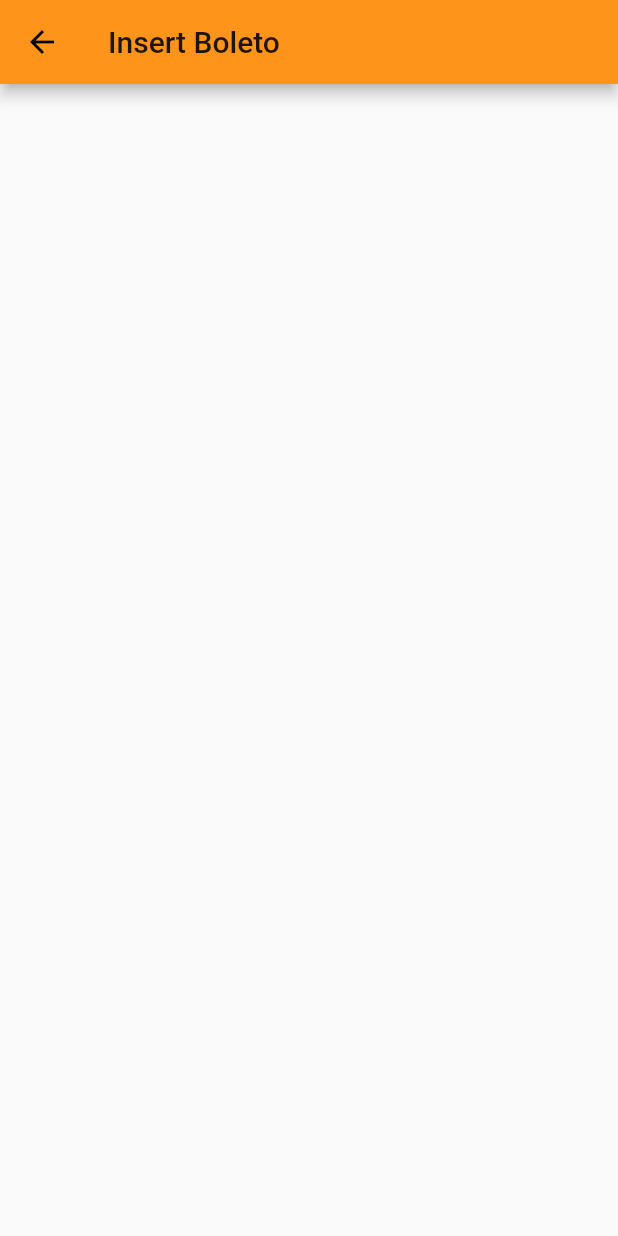
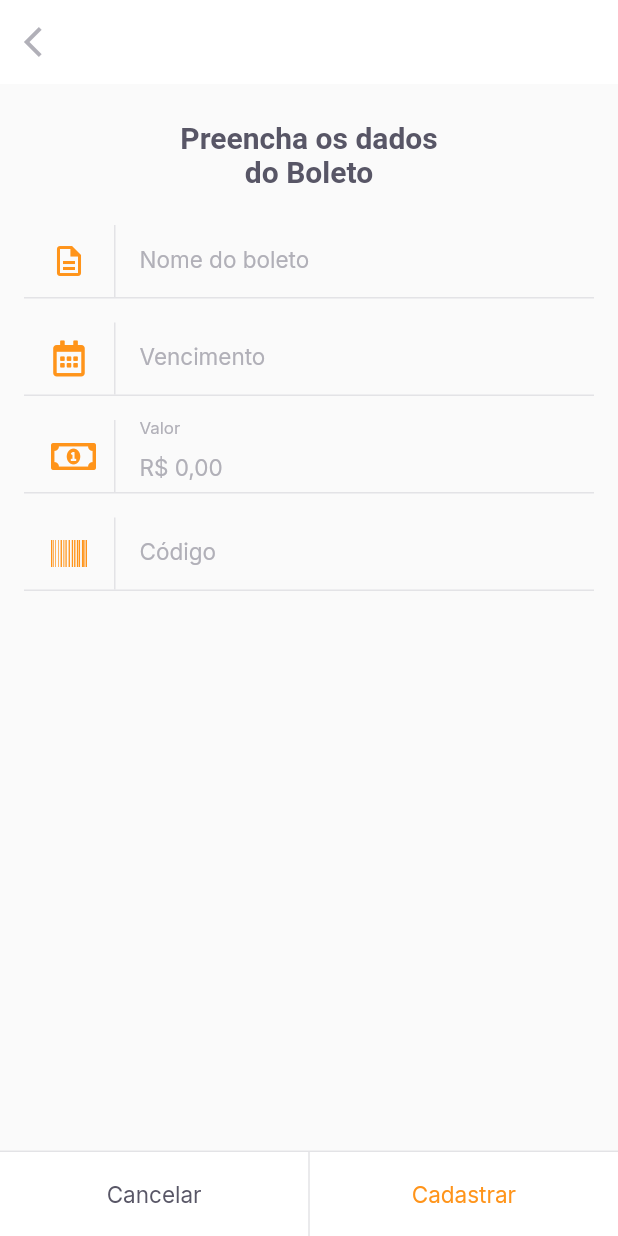
Before and after one commit to Rofram/PayFlow-App, a Flutter app: the InsertBoletoPage screen opened by its route, on a phone screen of 412 x 824 dp. Run offline on Flutter 3.47's test engine with Material 2 defaults, Android fonts, the phone set to English and light mode, and no system bars; our stand-ins replace camera, firebase_core, flutter_masked_text2, font_awesome_flutter, google_fonts, google_sign_in and 2 more; missing offline and left inert: google_ml_kit; accounts and stored records are empty.

Commit message:
feat: 🎉 pagina de salvar boleto finalizada

```diff
--- a/lib/modules/barcode_scanner/barcode_scanner_controller.dart
+++ b/lib/modules/barcode_scanner/barcode_scanner_controller.dart
@@ -7,7 +7,7 @@ import 'barcode_scanner_status.dart';
 
 class BarcodeScannerController {
   final statusNotifier =
-  ValueNotifier<BarcodeScannerStatus>(BarcodeScannerStatus());
+      ValueNotifier<BarcodeScannerStatus>(BarcodeScannerStatus());
   BarcodeScannerStatus get status => statusNotifier.value;
   set status(BarcodeScannerStatus status) => statusNotifier.value = status;
 
@@ -20,7 +20,7 @@ class BarcodeScannerController {
     try {
       final response = await availableCameras();
       final camera = response.firstWhere(
-              (element) => element.lensDirection == CameraLensDirection.back);
+          (element) => element.lensDirection == CameraLensDirection.back);
       cameraController =
           CameraController(camera, ResolutionPreset.max, enableAudio: false);
       await cameraController!.initialize();
@@ -33,7 +33,8 @@ class BarcodeScannerController {
 
   Future<void> scannerBarCode(InputImage inputImage) async {
     try {
-      final barcodes = await barcodeScanner.processImage(inputImage);
+      final List<Barcode> barcodes =
+          await barcodeScanner.processImage(inputImage);
 
       String? barcode;
       for (Barcode item in barcodes) {
@@ -76,16 +77,21 @@ class BarcodeScannerController {
             for (Plane plane in cameraImage.planes) {
               allBytes.putUint8List(plane.bytes);
             }
+
             final bytes = allBytes.done().buffer.asUint8List();
+
             final Size imageSize = Size(
                 cameraImage.width.toDouble(), cameraImage.height.toDouble());
+
             const InputImageRotation imageRotation =
                 InputImageRotation.Rotation_0deg;
+
             final InputImageFormat inputImageFormat =
                 InputImageFormatMethods.fromRawValue(cameraImage.format.raw) ??
                     InputImageFormat.NV21;
+
             final planeData = cameraImage.planes.map(
-                  (Plane plane) {
+              (Plane plane) {
                 return InputImagePlaneMetadata(
                   bytesPerRow: plane.bytesPerRow,
                   height: plane.height,
@@ -100,6 +106,7 @@ class BarcodeScannerController {
               inputImageFormat: inputImageFormat,
               planeData: planeData,
             );
+
             final inputImageCamera = InputImage.fromBytes(
                 bytes: bytes, inputImageData: inputImageData);
             scannerBarCode(inputImageCamera);
--- a/lib/modules/home/home_page.dart
+++ b/lib/modules/home/home_page.dart
@@ -69,7 +69,8 @@ class _HomePageState extends State<HomePage> {
                 )),
             GestureDetector(
               onTap: () {
-                Navigator.pushNamed(context, '/barcode_scanner');
+                // Navigator.pushNamed(context, '/barcode_scanner');
+                Navigator.pushNamed(context, '/insert_boleto');
               },
               child: Container(
                   width: 56,
--- /dev/null
+++ b/lib/modules/insert_boleto/insert_boleto_controller.dart
@@ -0,0 +1,47 @@
+import 'package:flutter/material.dart';
+import 'package:payflow/shared/models/boleto_model.dart';
+import 'package:shared_preferences/shared_preferences.dart';
+
+class InsertBoletoController {
+  final formKey = GlobalKey<FormState>();
+  Boletomodel model = Boletomodel();
+
+  String? validateName(String? value) =>
+      value?.isEmpty ?? true ? "O nome não pode ser vazio" : null;
+  String? validateVencimento(String? value) =>
+      value?.isEmpty ?? true ? "A data de vencimento não pode ser vazio" : null;
+  String? validateValor(double value) =>
+      value == 0 ? "Insira um valor maior que R\$ 0,00" : null;
+  String? validateCodigo(String? value) =>
+      value?.isEmpty ?? true ? "O código do boleto não pode ser vazio" : null;
+
+  void onChange(
+      {String? name, String? dueDate, double? value, String? barcode}) {
+    model = model.copyWith(
+      name: name,
+      dueDate: dueDate,
+      value: value,
+      barcode: barcode,
+    );
+  }
+
+  Future<void> saveBoleto() async {
+    try {
+      final instance = await SharedPreferences.getInstance();
+      final boletos = instance.getStringList('boletos') ?? <String>[];
+
+      boletos.add(model.toJson());
+      await instance.setStringList('boletos', boletos);
+      return;
+    } catch (e) {
+      print(e);
+    }
+  }
+
+  Future<void> cadastrarBoleto() async {
+    final form = formKey.currentState;
+    if (form!.validate()) {
+      return await saveBoleto();
+    }
+  }
+}
--- a/lib/modules/insert_boleto/insert_boleto_page.dart
+++ b/lib/modules/insert_boleto/insert_boleto_page.dart
@@ -1,14 +1,122 @@
 import 'package:flutter/material.dart';
+import 'package:flutter_masked_text2/flutter_masked_text2.dart';
+import 'package:font_awesome_flutter/font_awesome_flutter.dart';
+import 'package:payflow/modules/insert_boleto/insert_boleto_controller.dart';
+import 'package:payflow/shared/themes/app_colors.dart';
+import 'package:payflow/shared/themes/app_text_styles.dart';
+import 'package:payflow/shared/widgets/input_text/input_text_widget.dart';
+import 'package:payflow/shared/widgets/set_label_buttons/set_label_buttons_widget.dart';
 
-class InsertBoletoPage extends StatelessWidget {
-  const InsertBoletoPage({Key? key}) : super(key: key);
+class InsertBoletoPage extends StatefulWidget {
+  final String? barcode;
+
+  const InsertBoletoPage({Key? key, this.barcode}) : super(key: key);
+
+  @override
+  State<InsertBoletoPage> createState() => _InsertBoletoPageState();
+}
+
+class _InsertBoletoPageState extends State<InsertBoletoPage> {
+  final controller = InsertBoletoController();
+
+  final moneyInputTextController = MoneyMaskedTextController(
+      leftSymbol: 'R\$ ', decimalSeparator: ',', precision: 2);
+
+  final dueDateInputController = MaskedTextController(mask: '00/00/0000');
+
+  final barCodeInputController = TextEditingController();
+
+  @override
+  void initState() {
+    if (widget.barcode != null) {
+      barCodeInputController.text = widget.barcode!;
+    }
+    super.initState();
+  }
 
   @override
   Widget build(BuildContext context) {
     return Scaffold(
       appBar: AppBar(
-        title: const Text("Insert Boleto"),
+        backgroundColor: AppColors.background,
+        elevation: 0,
+        leading: IconButton(
+          icon: const Icon(
+            Icons.arrow_back_ios,
+            color: AppColors.input,
+          ),
+          onPressed: () => Navigator.pop(context),
+        ),
       ),
+      body: SingleChildScrollView(
+        child: Column(
+          crossAxisAlignment: CrossAxisAlignment.center,
+          children: [
+            Padding(
+              padding: const EdgeInsets.symmetric(horizontal: 93, vertical: 24),
+              child: Text("Preencha os dados\ndo Boleto",
+                  textAlign: TextAlign.center,
+                  style: TextStyles.titleBoldHeading),
+            ),
+            Padding(
+              padding: const EdgeInsets.symmetric(horizontal: 16.0),
+              child: Form(
+                key: controller.formKey,
+                child: Column(
+                  children: [
+                    InputText(
+                      label: "Nome do boleto",
+                      icon: Icons.description_outlined,
+                      validator: controller.validateName,
+                      onChanged: (value) {
+                        controller.onChange(name: value);
+                      },
+                    ),
+                    InputText(
+                      controller: dueDateInputController,
+                      label: "Vencimento",
+                      icon: FontAwesomeIcons.calendarAlt,
+                      validator: controller.validateVencimento,
+                      onChanged: (value) {
+                        controller.onChange(dueDate: value);
+                      },
+                    ),
+                    InputText(
+                      controller: moneyInputTextController,
+                      label: "Valor",
+                      icon: FontAwesomeIcons.moneyBillAlt,
+                      validator: (_) => controller
+                          .validateValor(moneyInputTextController.numberValue),
+                      onChanged: (value) {
+                        controller.onChange(
+                            value: moneyInputTextController.numberValue);
+                      },
+                    ),
+                    InputText(
+                      controller: barCodeInputController,
+                      label: "Código",
+                      icon: FontAwesomeIcons.barcode,
+                      validator: controller.validateCodigo,
+                      onChanged: (value) {
+                        controller.onChange(barcode: value);
+                      },
+                    ),
+                  ],
+                ),
+              ),
+            ),
+          ],
+        ),
+      ),
+      bottomNavigationBar: SetLabelButtons(
+          primaryLabel: "Cancelar",
+          primaryonPressed: () => Navigator.pop(context),
+          secondaryLabel: "Cadastrar",
+          enableSecondaryColor: true,
+          secondaryonPressed: () async {
+            await controller.cadastrarBoleto();
+            Navigator.pop(context);
+          }),
     );
   }
 }
--- /dev/null
+++ b/lib/shared/models/boleto_model.dart
@@ -0,0 +1,73 @@
+import 'dart:convert';
+
+class Boletomodel {
+  final String? name;
+  final String? dueDate;
+  final double? value;
+  final String? barcode;
+
+  Boletomodel({
+    this.name,
+    this.dueDate,
+    this.value,
+    this.barcode,
+  });
+
+  Boletomodel copyWith({
+    String? name,
+    String? dueDate,
+    double? value,
+    String? barcode,
+  }) {
+    return Boletomodel(
+      name: name ?? this.name,
+      dueDate: dueDate ?? this.dueDate,
+      value: value ?? this.value,
+      barcode: barcode ?? this.barcode,
+    );
+  }
+
+  Map<String, dynamic> toMap() {
+    return {
+      'name': name,
+      'dueDate': dueDate,
+      'value': value,
+      'barcode': barcode,
+    };
+  }
+
+  factory Boletomodel.fromMap(Map<String, dynamic> map) {
+    return Boletomodel(
+      name: map['name'],
+      dueDate: map['dueDate'],
+      value: map['value'],
+      barcode: map['barcode'],
+    );
+  }
+
+  String toJson() => json.encode(toMap());
+
+  factory Boletomodel.fromJson(String source) =>
+      Boletomodel.fromMap(json.decode(source));
+
+  @override
+  String toString() {
+    return 'Boletomodel(name: $name, dueDate: $dueDate, value: $value, barcode: $barcode)';
+  }
+
+  @override
+  bool operator ==(Object other) {
+    if (identical(this, other)) return true;
+
+    return other is Boletomodel &&
+        other.name == name &&
+        other.dueDate == dueDate &&
+        other.value == value &&
+        other.barcode == barcode;
+  }
+
+  @override
+  int get hashCode {
+    return name.hashCode ^ dueDate.hashCode ^ value.hashCode ^ barcode.hashCode;
+  }
+}
--- a/lib/shared/themes/app_colors.dart
+++ b/lib/shared/themes/app_colors.dart
@@ -9,4 +9,5 @@ class AppColors {
   static const stroke = Color(0xFFE3E3E6);
   static const shape = Color(0xFFFAFAFC);
   static const background = Color(0xFFFFFFFF);
+  static const input = Color(0xFFB1B0B8);
 }
--- a/lib/shared/themes/app_text_styles.dart
+++ b/lib/shared/themes/app_text_styles.dart
@@ -78,6 +78,8 @@ class TextStyles {
     fontWeight: FontWeight.w700,
     color: AppColors.background,
   );
+  static final input = GoogleFonts.inter(
+      fontSize: 15, fontWeight: FontWeight.w400, color: AppColors.input);
   static final captionBackground = GoogleFonts.inter(
     fontSize: 13,
     fontWeight: FontWeight.w400,
--- a/lib/shared/widgets/bottom_sheet/bottom_sheet_widget.dart
+++ b/lib/shared/widgets/bottom_sheet/bottom_sheet_widget.dart
@@ -58,10 +58,6 @@ class BottomSheetWidget extends StatelessWidget {
                         textAlign: TextAlign.center,
                       ),
                     ),
-                    Container(
-                      height: 1,
-                      color: AppColors.stroke,
-                    ),
                     SetLabelButtons(
                         enablePrimaryColor: true,
                         primaryLabel: primaryLabel,
--- /dev/null
+++ b/lib/shared/widgets/input_text/input_text_widget.dart
@@ -0,0 +1,65 @@
+import 'package:flutter/material.dart';
+import 'package:payflow/shared/themes/app_colors.dart';
+import 'package:payflow/shared/themes/app_text_styles.dart';
+
+class InputText extends StatelessWidget {
+  final String label;
+  final IconData icon;
+  final String? initialValue;
+  final String? Function(String?)? validator;
+  final TextEditingController? controller;
+  final void Function(String) onChanged;
+
+  const InputText(
+      {Key? key,
+      required this.label,
+      required this.icon,
+      this.initialValue,
+      this.validator,
+      this.controller,
+      required this.onChanged})
+      : super(key: key);
+
+  @override
+  Widget build(BuildContext context) {
+    return Padding(
+      padding: const EdgeInsets.only(bottom: 16),
+      child: Column(
+        children: [
+          TextFormField(
+            initialValue: initialValue,
+            validator: validator,
+            controller: controller,
+            onChanged: onChanged,
+            style: TextStyles.input,
+            decoration: InputDecoration(
+              contentPadding: EdgeInsets.zero,
+              labelStyle: TextStyles.input,
+              icon: Row(
+                mainAxisSize: MainAxisSize.min,
+                children: [
+                  Padding(
+                    padding: EdgeInsets.all(18),
+                    child: Icon(icon, color: AppColors.primary),
+                  ),
+                  Container(
+                    width: 1,
+                    height: 48,
+                    color: AppColors.stroke,
+                  )
+                ],
+              ),
+              labelText: label,
+              border: InputBorder.none,
+            ),
+          ),
+          const Divider(
+            height: 1,
+            thickness: 1,
+            color: AppColors.stroke,
+          )
+        ],
+      ),
+    );
+  }
+}
--- a/lib/shared/widgets/set_label_buttons/set_label_buttons_widget.dart
+++ b/lib/shared/widgets/set_label_buttons/set_label_buttons_widget.dart
@@ -12,6 +12,7 @@ class SetLabelButtons extends StatelessWidget {
   final VoidCallback secondaryonPressed;
 
   final bool enablePrimaryColor;
+  final bool enableSecondaryColor;
 
   const SetLabelButtons(
       {Key? key,
@@ -19,13 +20,24 @@ class SetLabelButtons extends StatelessWidget {
       required this.secondaryLabel,
       required this.primaryonPressed,
       required this.secondaryonPressed,
-      this.enablePrimaryColor = false})
+      this.enablePrimaryColor = false,
+      this.enableSecondaryColor = false})
       : super(key: key);
 
   @override
   Widget build(BuildContext context) {
     return Container(
-      color: AppColors.shape,
+      color: AppColors.background,
+      height: 57,
+      child: Column(
+        mainAxisSize: MainAxisSize.min,
+        children: [
+          const Divider(
+            color: AppColors.stroke,
+            thickness: 1,
+            height: 1,
+          ),
+          SizedBox(
             height: 56,
             child: Row(
               children: [
@@ -41,6 +53,11 @@ class SetLabelButtons extends StatelessWidget {
                   child: LabelButton(
                     label: secondaryLabel,
                     onPressed: secondaryonPressed,
+                    style:
+                        enableSecondaryColor ? TextStyles.buttonPrimary : null,
+                  ),
+                ),
+              ],
             ),
           ),
         ],
```
Also changed, not shown: 1 other file. Lines whose indentation alone changed are shown as unchanged.
